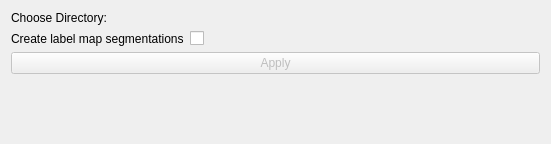
The window that Ext/PrepareColonData/Resources/UI/PrepareColonData.ui (PerkLab/ColonCurvature) describes before a commit, drawn with Qt 5.
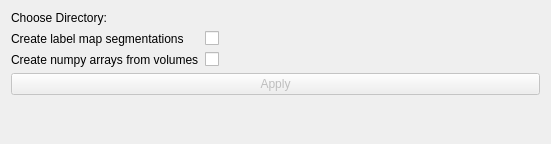
The same window after the commit. Custom widgets are drawn as their Qt base class.

Commit message: I merged the functionality of Keiran's module NRRDtoNPY.py into the PrepareColonData.py module. I made some edits to the code and added GUI elements to control them.

Diff of the .ui file:
```diff
--- a/Ext/PrepareColonData/Resources/UI/PrepareColonData.ui
+++ b/Ext/PrepareColonData/Resources/UI/PrepareColonData.ui
@@ -38,7 +38,7 @@
    <item row="3" column="1">
     <widget class="ctkCheckBox" name="labelmapCheckbox"/>
    </item>
-   <item row="4" column="0" colspan="2">
+   <item row="6" column="0" colspan="2">
     <widget class="QPushButton" name="applyButton">
      <property name="enabled">
       <bool>false</bool>
@@ -51,6 +51,20 @@
      </property>
     </widget>
    </item>
+   <item row="4" column="0">
+    <widget class="QLabel" name="volToNpArrayLabel">
+     <property name="text">
+      <string>Create numpy arrays from volumes</string>
+     </property>
+    </widget>
+   </item>
+   <item row="4" column="1">
+    <widget class="QCheckBox" name="volToNpArrayCheckbox">
+     <property name="text">
+      <string/>
+     </property>
+    </widget>
+   </item>
   </layout>
  </widget>
  <customwidgets>
```
The commit also changes 1 other file.
